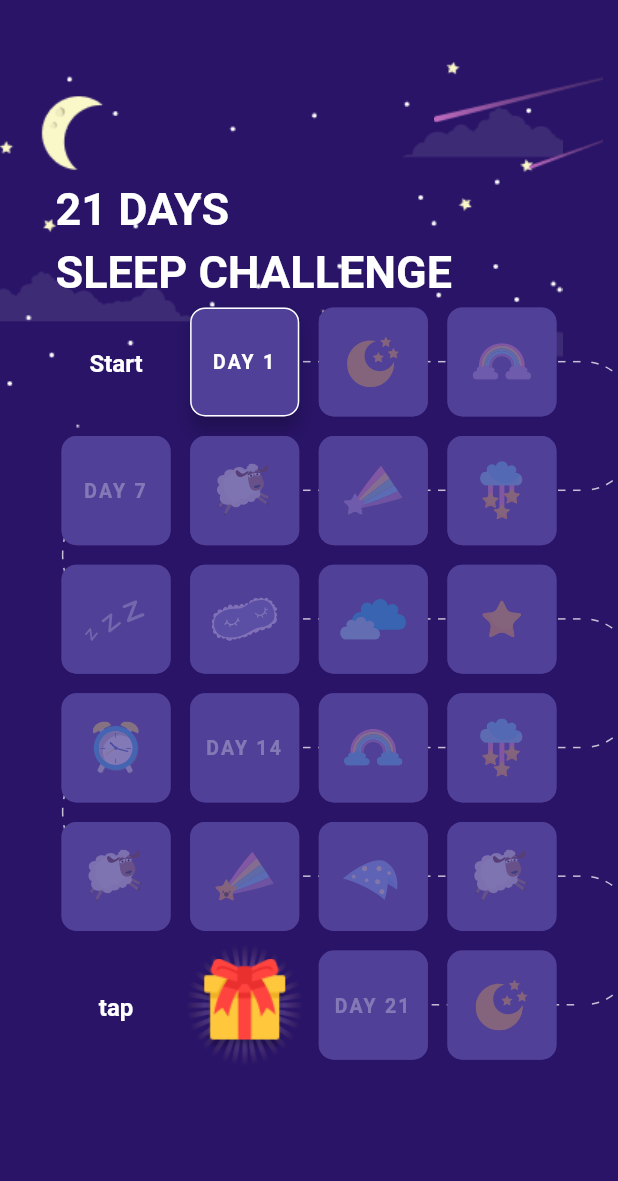
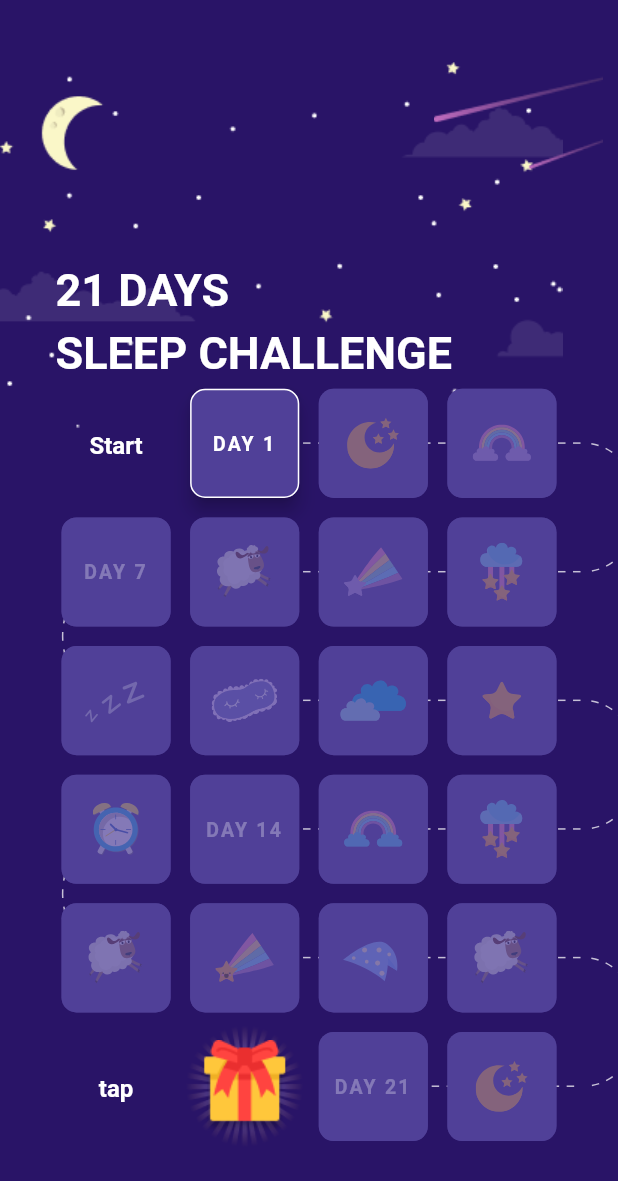
Before and after one commit to Khongchai/21-day-sleep-journey-challenge, a Flutter app: the Progress screen opened by its route, on a phone screen of 412 x 824 dp. Shown: the top 1181 px of the screen. Run offline on Flutter 3.47's test engine with Material 2 defaults, Android fonts, the phone set to English and light mode, and no system bars; our stand-ins replace cloud_firestore, firebase_auth, firebase_core, flutter_svg, shared_preferences; accounts and stored records are empty.

Commit message:
did some more stylings

```diff
--- a/lib/pages/progress.dart
+++ b/lib/pages/progress.dart
@@ -33,8 +33,8 @@ class Progress extends StatelessWidget {
           padding: const EdgeInsets.symmetric(horizontal: 12),
           width: 1 / 0,
           child: Column(children: const [
-            ProgressHeader(),
-            Flexible(flex: 100, child: ProgressUI())
+            Flexible(flex: 30, child: ProgressHeader()),
+            Flexible(flex: 70, child: ProgressUI())
           ]),
         )
       ]),
--- a/lib/widgets/homepage/welcome_text.dart
+++ b/lib/widgets/homepage/welcome_text.dart
@@ -3,7 +3,7 @@ import 'package:provider/provider.dart';
 import 'package:shared_preferences/shared_preferences.dart';
 import 'package:yawwn/global_state/shared_prefs.dart';
 import 'package:yawwn/i18n/strings.g.dart';
-import 'package:yawwn/widgets/landing/switch_language_button.dart';
+import 'package:yawwn/widgets/homepage/switch_language_button.dart';
 
 class WelcomeText extends StatelessWidget {
   final String username;
--- a/lib/widgets/progress/progress_header.dart
+++ b/lib/widgets/progress/progress_header.dart
@@ -5,9 +5,7 @@ class ProgressHeader extends StatelessWidget {
 
   @override
   Widget build(BuildContext context) {
-    return Flexible(
-        flex: 30,
-        child: SizedBox(
+    return SizedBox(
       width: 1 / 0,
       child: Column(
         mainAxisAlignment: MainAxisAlignment.end,
@@ -17,6 +15,6 @@ class ProgressHeader extends StatelessWidget {
           Text("SLEEP CHALLENGE", style: TextStyle(fontSize: 30))
         ],
       ),
-        ));
+    );
   }
 }
```
Also changed, not shown: lib/widgets/daily_instructions/utils/shwo_alert_dialog.dart (+16 -2 lines). Lines whose indentation alone changed are shown as unchanged.
